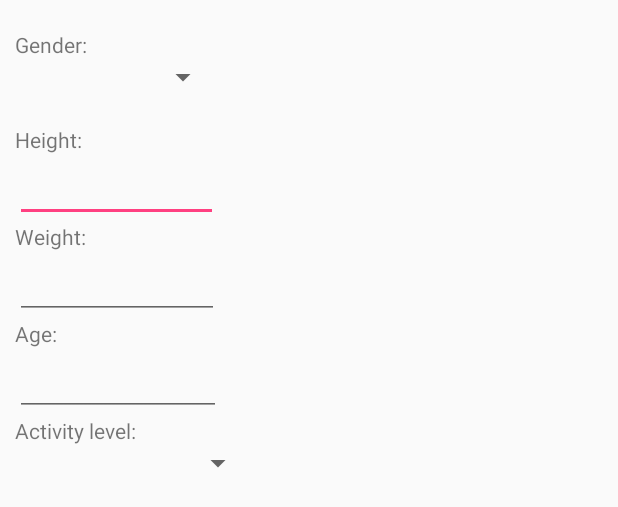
After one commit to vtimea/Kcalculator, an Android app: the layout dialog_calc_calories.xml on its own in the app's theme, with its tools: preview values and no code run, on a phone screen of 412 x 824 dp. The commit adds this screen. Shown: the top 507 px of the screen. Run offline under Robolectric (Android 15) with nearby library versions, the phone set to English and light mode, and no system bars.

Commit message:
auto calorie calculation

```diff
--- a/app/src/main/java/vtimea/kcalculator/activities/GraphsActivity.java
+++ b/app/src/main/java/vtimea/kcalculator/activities/GraphsActivity.java
@@ -198,7 +198,6 @@ public class GraphsActivity extends AppCompatActivity implements AdapterView.OnI
         else {
             drawGraph(NUM_OF_DAYS_WEEK);
         }
-        Log.i("TIMI", "Index: " + i);
     }
 
     @Override
--- /dev/null
+++ b/app/src/main/res/layout/dialog_calc_calories.xml
@@ -0,0 +1,83 @@
+<?xml version="1.0" encoding="utf-8"?>
+<android.widget.GridLayout
+    xmlns:android="http://schemas.android.com/apk/res/android"
+    android:orientation="vertical"
+    android:layout_width="match_parent"
+    android:layout_height="match_parent"
+    android:layout_marginTop="10dp">
+
+    <TextView
+        android:id="@+id/tvGender"
+        android:layout_width="wrap_content"
+        android:layout_height="wrap_content"
+        android:text="@string/gender"
+        android:layout_marginLeft="10dp"
+        android:layout_marginTop="10dp"/>
+
+    <Spinner
+        android:id="@+id/spGender"
+        android:layout_width="136dp"
+        android:layout_height="wrap_content"
+        android:layout_marginBottom="20dp"
+        android:layout_marginLeft="10dp"/>
+
+    <TextView
+        android:id="@+id/tvHeight"
+        android:layout_width="wrap_content"
+        android:layout_height="wrap_content"
+        android:layout_marginLeft="10dp"
+        android:text="@string/height" />
+
+    <EditText
+        android:id="@+id/etHeight"
+        android:layout_width="135dp"
+        android:layout_height="wrap_content"
+        android:ems="10"
+        android:layout_marginLeft="10dp"
+        android:inputType="number"
+        />
+
+    <TextView
+        android:id="@+id/tvWeight"
+        android:layout_width="wrap_content"
+        android:layout_height="wrap_content"
+        android:layout_marginLeft="10dp"
+        android:text="@string/weight" />
+
+    <EditText
+        android:id="@+id/etWeight"
+        android:layout_width="136dp"
+        android:layout_height="wrap_content"
+        android:layout_marginLeft="10dp"
+        android:ems="10"
+        android:inputType="number" />
+
+    <TextView
+        android:id="@+id/tvAge"
+        android:layout_width="wrap_content"
+        android:layout_height="wrap_content"
+        android:layout_marginLeft="10dp"
+        android:text="Age:" />
+
+    <EditText
+        android:id="@+id/etAge"
+        android:layout_width="137dp"
+        android:layout_height="wrap_content"
+        android:layout_marginLeft="10dp"
+        android:ems="10"
+        android:inputType="number" />
+
+    <TextView
+        android:id="@+id/tvActivityLevel"
+        android:layout_width="wrap_content"
+        android:layout_height="wrap_content"
+        android:layout_marginLeft="10dp"
+        android:text="@string/activity_level" />
+
+    <Spinner
+        android:id="@+id/spActivityLevel"
+        android:layout_width="159dp"
+        android:layout_height="wrap_content"
+        android:layout_marginLeft="10dp"/>
+
+</android.widget.GridLayout>
--- a/app/src/main/res/values/strings.xml
+++ b/app/src/main/res/values/strings.xml
@@ -81,4 +81,9 @@
     <string name="no_items_to_show">No items to show</string>
     <string name="spLast30">Last 30 days</string>
     <string name="spLast7">Last 7 days</string>
+    <string name="gender">Gender:</string>
+    <string name="height">Height:</string>
+    <string name="weight">Weight:</string>
+    <string name="activity_level">Activity level:</string>
+    <string name="calculate_automatically">Calculate automatically:</string>
 </resources>
```
Also changed, not shown: app/src/main/java/vtimea/kcalculator/activities/SettingsActivity.java (+95 -0 lines), app/src/main/res/layout/content_settings.xml (+8 -6 lines).
